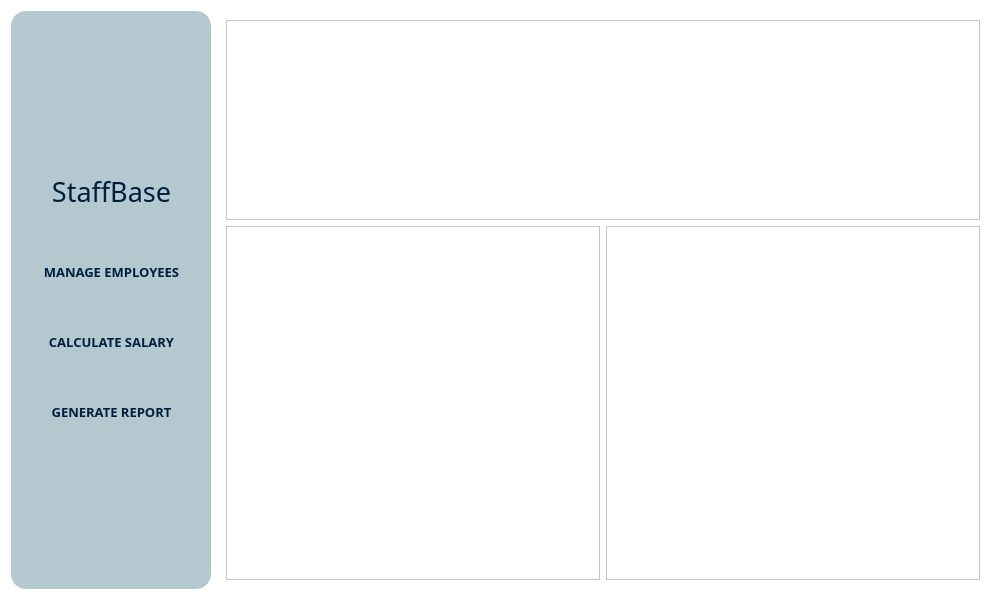
Qt form design/admin_page.ui (vikkyvl/StaffBase) before a commit.
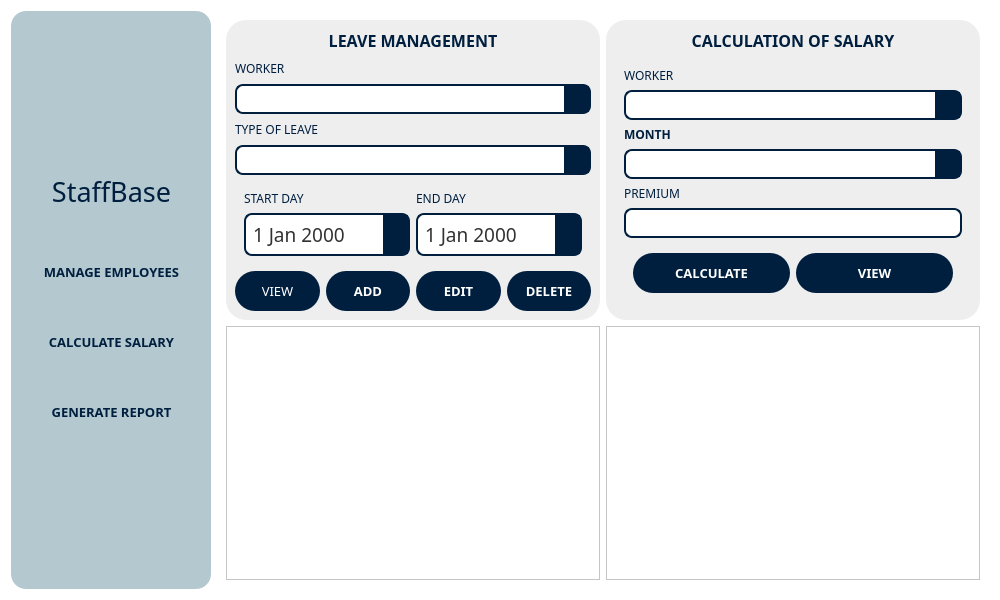
The same form after that commit. The open tabs and pages were chosen to show the change. Icons and pictures are not drawn.

The edit to the form file:
```diff
--- a/design/admin_page.ui
+++ b/design/admin_page.ui
@@ -529,32 +529,958 @@
      </widget>
      <widget class="QWidget" name="calculate_salary_page">
       <layout class="QGridLayout" name="gridLayout_4">
-       <item row="1" column="1">
-        <widget class="QTableWidget" name="worker_salary_tableWidget"/>
-       </item>
-       <item row="1" column="0">
-        <widget class="QTableView" name="worker_leaves_tableView"/>
-       </item>
-       <item row="0" column="0" colspan="2">
+       <item row="0" column="0">
         <widget class="QFrame" name="frame_3">
          <property name="minimumSize">
           <size>
            <width>0</width>
-           <height>200</height>
+           <height>300</height>
           </size>
          </property>
          <property name="maximumSize">
           <size>
            <width>16777215</width>
-           <height>200</height>
+           <height>300</height>
           </size>
          </property>
+         <property name="styleSheet">
+          <string notr="true">background-color: rgb(238, 238, 238);
+border-radius:20px;</string>
+         </property>
          <property name="frameShape">
           <enum>QFrame::StyledPanel</enum>
          </property>
          <property name="frameShadow">
           <enum>QFrame::Raised</enum>
          </property>
+         <layout class="QGridLayout" name="gridLayout_9">
+          <item row="6" column="1">
+           <widget class="QPushButton" name="add_leave_pushButton">
+            <property name="minimumSize">
+             <size>
+              <width>0</width>
+              <height>40</height>
+             </size>
+            </property>
+            <property name="maximumSize">
+             <size>
+              <width>16777215</width>
+              <height>40</height>
+             </size>
+            </property>
+            <property name="font">
+             <font>
+              <family>Caros Black</family>
+              <pointsize>10</pointsize>
+              <weight>75</weight>
+              <bold>true</bold>
+             </font>
+            </property>
+            <property name="styleSheet">
+             <string notr="true">QPushButton{
+background-color: rgb(0, 31, 63);
+border-radius: 20px;
+color: rgb(255, 255, 255);
+}
+
+QPushButton:hover{
+background-color: rgb(58, 109, 140);
+}</string>
+            </property>
+            <property name="text">
+             <string>ADD</string>
+            </property>
+           </widget>
+          </item>
+          <item row="6" column="3">
+           <widget class="QPushButton" name="delete_leave_pushButton">
+            <property name="minimumSize">
+             <size>
+              <width>0</width>
+              <height>40</height>
+             </size>
+            </property>
+            <property name="maximumSize">
+             <size>
+              <width>16777215</width>
+              <height>40</height>
+             </size>
+            </property>
+            <property name="font">
+             <font>
+              <family>Caros Black</family>
+              <pointsize>10</pointsize>
+              <weight>75</weight>
+              <bold>true</bold>
+             </font>
+            </property>
+            <property name="styleSheet">
+             <string notr="true">QPushButton{
+background-color: rgb(0, 31, 63);
+border-radius: 20px;
+color: rgb(255, 255, 255);
+}
+
+QPushButton:hover{
+background-color: rgb(58, 109, 140);
+}</string>
+            </property>
+            <property name="text">
+             <string>DELETE</string>
+            </property>
+           </widget>
+          </item>
+          <item row="6" column="2">
+           <widget class="QPushButton" name="edit_leave_pushButton">
+            <property name="minimumSize">
+             <size>
+              <width>0</width>
+              <height>40</height>
+             </size>
+            </property>
+            <property name="maximumSize">
+             <size>
+              <width>16777215</width>
+              <height>40</height>
+             </size>
+            </property>
+            <property name="font">
+             <font>
+              <family>Caros Black</family>
+              <pointsize>10</pointsize>
+              <weight>75</weight>
+              <bold>true</bold>
+             </font>
+            </property>
+            <property name="styleSheet">
+             <string notr="true">QPushButton{
+background-color: rgb(0, 31, 63);
+border-radius: 20px;
+color: rgb(255, 255, 255);
+}
+
+QPushButton:hover{
+background-color: rgb(58, 109, 140);
+}</string>
+            </property>
+            <property name="text">
+             <string>EDIT</string>
+            </property>
+           </widget>
+          </item>
+          <item row="6" column="0">
+           <widget class="QPushButton" name="view_leave_pushButton">
+            <property name="minimumSize">
+             <size>
+              <width>0</width>
+              <height>4</height>
+             </size>
+            </property>
+            <property name="maximumSize">
+             <size>
+              <width>16777215</width>
+              <height>40</height>
+             </size>
+            </property>
+            <property name="font">
+             <font>
+              <family>Caros Black</family>
+              <pointsize>10</pointsize>
+             </font>
+            </property>
+            <property name="styleSheet">
+             <string notr="true">QPushButton{
+background-color: rgb(0, 31, 63);
+border-radius: 20px;
+color: rgb(255, 255, 255);
+}
+
+QPushButton:hover{
+background-color: rgb(58, 109, 140);
+}</string>
+            </property>
+            <property name="text">
+             <string>VIEW</string>
+            </property>
+           </widget>
+          </item>
+          <item row="5" column="0" colspan="4">
+           <widget class="QFrame" name="frame_12">
+            <property name="frameShape">
+             <enum>QFrame::StyledPanel</enum>
+            </property>
+            <property name="frameShadow">
+             <enum>QFrame::Raised</enum>
+            </property>
+            <layout class="QGridLayout" name="gridLayout_11">
+             <item row="1" column="0">
+              <widget class="QDateEdit" name="start_date_dateEdit">
+               <property name="minimumSize">
+                <size>
+                 <width>0</width>
+                 <height>0</height>
+                </size>
+               </property>
+               <property name="maximumSize">
+                <size>
+                 <width>16777215</width>
+                 <height>16777215</height>
+                </size>
+               </property>
+               <property name="font">
+                <font>
+                 <family>Caros Light</family>
+                 <pointsize>14</pointsize>
+                </font>
+               </property>
+               <property name="styleSheet">
+                <string notr="true">QDateEdit {
+                background-color: rgb(255, 255, 255);
+                border: 2px solid  rgb(0, 31, 63);
+                border-radius: 8px;
+                padding: 5px;
+                font-size: 14pt;
+                color: rgb(50, 50, 50);
+            }
+QDateEdit::drop-down {
+                background-color: rgb(0, 31, 63);
+                border: none;
+                width: 25px;
+            }
+            QDateEdit::down-arrow {
+                image: url(:/img/src/image/chevron_down.png); 
+                width: 12px;
+                height: 12px;
+            }
+            QDateEdit QCalendarWidget {
+                background-color: rgb(240, 240, 240);
+                border: 1px solid rgb(200, 200, 200);
+                font-size: 12pt;
+                color: rgb(0, 0, 0);
+				font: 25 16pt &quot;Caros Light&quot;;
+            }
+            QDateEdit QCalendarWidget QToolButton {
+                color: rgb(0, 31, 63);
+                font-size: 12pt;
+                border: none;
+                margin: 5px;
+                padding: 5px;
+                border-radius: 5px;
+				font: 25 16pt &quot;Caros Light&quot;;
+            }
+            QDateEdit QCalendarWidget QToolButton:hover {
+                background-color: rgb(58, 109, 140);
+				font: 25 16pt &quot;Caros Light&quot;;
+            }
+            QDateEdit QCalendarWidget QTableView {
+                background-color: white;
+                color: black;
+				font: 25 16pt &quot;Caros Light&quot;;
+            }
+QDateEdit QCalendarWidget QTableView:selected {
+                background-color: rgb(0, 122, 204);
+                color: white;
+				font: 25 16pt &quot;Caros Light&quot;;
+ }
+QDateEdit QCalendarWidget QToolButton#qt_calendar_prevmonth  {
+	qproperty-icon: none;
+    image: url(:/img/src/image/Left_Dark.png)
+}
+
+QDateEdit QCalendarWidget QToolButton#qt_calendar_nextmonth {
+	qproperty-icon: none;
+    image: url(:/img/src/image/Right_Dark.png)
+}
+</string>
+               </property>
+               <property name="locale">
+                <locale language="English" country="UnitedStates"/>
+               </property>
+               <property name="minimumDateTime">
+                <datetime>
+                 <hour>0</hour>
+                 <minute>0</minute>
+                 <second>0</second>
+                 <year>1945</year>
+                 <month>9</month>
+                 <day>14</day>
+                </datetime>
+               </property>
+               <property name="calendarPopup">
+                <bool>true</bool>
+               </property>
+              </widget>
+             </item>
+             <item row="1" column="1">
+              <widget class="QDateEdit" name="end_date_dateEdit">
+               <property name="font">
+                <font>
+                 <family>Caros Light</family>
+                 <pointsize>14</pointsize>
+                </font>
+               </property>
+               <property name="styleSheet">
+                <string notr="true">QDateEdit {
+                background-color: rgb(255, 255, 255);
+                border: 2px solid  rgb(0, 31, 63);
+                border-radius: 8px;
+                padding: 5px;
+                font-size: 14pt;
+                color: rgb(50, 50, 50);
+            }
+QDateEdit::drop-down {
+                background-color: rgb(0, 31, 63);
+                border: none;
+                width: 25px;
+            }
+            QDateEdit::down-arrow {
+                image: url(:/img/src/image/chevron_down.png); 
+                width: 12px;
+                height: 12px;
+            }
+            QDateEdit QCalendarWidget {
+                background-color: rgb(240, 240, 240);
+                border: 1px solid rgb(200, 200, 200);
+                font-size: 12pt;
+                color: rgb(0, 0, 0);
+				font: 25 16pt &quot;Caros Light&quot;;
+            }
+            QDateEdit QCalendarWidget QToolButton {
+                color: rgb(0, 31, 63);
+                font-size: 12pt;
+                border: none;
+                margin: 5px;
+                padding: 5px;
+                border-radius: 5px;
+				font: 25 16pt &quot;Caros Light&quot;;
+            }
+            QDateEdit QCalendarWidget QToolButton:hover {
+                background-color: rgb(58, 109, 140);
+				font: 25 16pt &quot;Caros Light&quot;;
+            }
+            QDateEdit QCalendarWidget QTableView {
+                background-color: white;
+                color: black;
+				font: 25 16pt &quot;Caros Light&quot;;
+            }
+QDateEdit QCalendarWidget QTableView:selected {
+                background-color: rgb(0, 122, 204);
+                color: white;
+				font: 25 16pt &quot;Caros Light&quot;;
+ }
+QDateEdit QCalendarWidget QToolButton#qt_calendar_prevmonth  {
+	qproperty-icon: none;
+    image: url(:/img/src/image/Left_Dark.png)
+}
+
+QDateEdit QCalendarWidget QToolButton#qt_calendar_nextmonth {
+	qproperty-icon: none;
+    image: url(:/img/src/image/Right_Dark.png)
+}
+</string>
+               </property>
+               <property name="locale">
+                <locale language="English" country="UnitedStates"/>
+               </property>
+               <property name="minimumDateTime">
+                <datetime>
+                 <hour>0</hour>
+                 <minute>0</minute>
+                 <second>0</second>
+                 <year>1945</year>
+                 <month>9</month>
+                 <day>14</day>
+                </datetime>
+               </property>
+               <property name="calendarPopup">
+                <bool>true</bool>
+               </property>
+              </widget>
+             </item>
+             <item row="0" column="0">
+              <widget class="QLabel" name="label_11">
+               <property name="font">
+                <font>
+                 <family>Caros Black</family>
+                </font>
+               </property>
+               <property name="styleSheet">
+                <string notr="true">color: rgb(0, 31, 63);</string>
+               </property>
+               <property name="text">
+                <string>START DAY</string>
+               </property>
+              </widget>
+             </item>
+             <item row="0" column="1">
+              <widget class="QLabel" name="label_12">
+               <property name="font">
+                <font>
+                 <family>Caros Black</family>
+                </font>
+               </property>
+               <property name="styleSheet">
+                <string notr="true">color: rgb(0, 31, 63);</string>
+               </property>
+               <property name="text">
+                <string>END DAY</string>
+               </property>
+              </widget>
+             </item>
+            </layout>
+           </widget>
+          </item>
+          <item row="4" column="0" colspan="4">
+           <widget class="QComboBox" name="type_leave_comboBox">
+            <property name="minimumSize">
+             <size>
+              <width>0</width>
+              <height>30</height>
+             </size>
+            </property>
+            <property name="maximumSize">
+             <size>
+              <width>16777215</width>
+              <height>30</height>
+             </size>
+            </property>
+            <property name="font">
+             <font>
+              <family>Caros Light</family>
+              <pointsize>14</pointsize>
+             </font>
+            </property>
+            <property name="styleSheet">
+             <string notr="true">QComboBox {
+                background-color: rgb(255, 255, 255);
+                border: 2px solid  rgb(0, 31, 63);
+                border-radius: 8px;
+                padding: 5px;
+                font-size: 14pt;
+                color: rgb(50, 50, 50);
+            }
+            QComboBox::drop-down {
+                background-color: rgb(0, 31, 63);
+                border: none;
+                width: 25px;
+            }
+            QComboBox::down-arrow {
+                image: url(:/img/src/image/chevron_down.png); 
+                width: 12px;
+                height: 12px;
+            }</string>
+            </property>
+            <item>
+             <property name="text">
+              <string/>
+             </property>
+            </item>
+            <item>
+             <property name="text">
+              <string>Sick</string>
+             </property>
+            </item>
+            <item>
+             <property name="text">
+              <string>Vacation</string>
+             </property>
+            </item>
+            <item>
+             <property name="text">
+              <string>Time Off</string>
+             </property>
+            </item>
+           </widget>
+          </item>
+          <item row="3" column="0" colspan="2">
+           <widget class="QLabel" name="label_10">
+            <property name="font">
+             <font>
+              <family>Caros Black</family>
+             </font>
+            </property>
+            <property name="styleSheet">
+             <string notr="true">color: rgb(0, 31, 63);</string>
+            </property>
+            <property name="text">
+             <string>TYPE OF LEAVE</string>
+            </property>
+           </widget>
+          </item>
+          <item row="2" column="0" colspan="4">
+           <widget class="QComboBox" name="worker_leave_comboBox">
+            <property name="minimumSize">
+             <size>
+              <width>0</width>
+              <height>30</height>
+             </size>
+            </property>
+            <property name="maximumSize">
+             <size>
+              <width>16777215</width>
+              <height>30</height>
+             </size>
+            </property>
+            <property name="font">
+             <font>
+              <family>Caros Light</family>
+              <pointsize>14</pointsize>
+             </font>
+            </property>
+            <property name="styleSheet">
+             <string notr="true">QComboBox {
+                background-color: rgb(255, 255, 255);
+                border: 2px solid  rgb(0, 31, 63);
+                border-radius: 8px;
+                padding: 5px;
+                font-size: 14pt;
+                color: rgb(50, 50, 50);
+            }
+            QComboBox::drop-down {
+                background-color: rgb(0, 31, 63);
+                border: none;
+                width: 25px;
+            }
+            QComboBox::down-arrow {
+                image: url(:/img/src/image/chevron_down.png); 
+                width: 12px;
+                height: 12px;
+            }</string>
+            </property>
+           </widget>
+          </item>
+          <item row="1" column="0" colspan="2">
+           <widget class="QLabel" name="label_9">
+            <property name="font">
+             <font>
+              <family>Caros Black</family>
+             </font>
+            </property>
+            <property name="styleSheet">
+             <string notr="true">color: rgb(0, 31, 63);</string>
+            </property>
+            <property name="text">
+             <string>WORKER</string>
+            </property>
+           </widget>
+          </item>
+          <item row="0" column="0" colspan="4">
+           <widget class="QLabel" name="label_7">
+            <property name="font">
+             <font>
+              <family>Caros Black</family>
+              <pointsize>12</pointsize>
+              <weight>75</weight>
+              <bold>true</bold>
+             </font>
+            </property>
+            <property name="styleSheet">
+             <string notr="true">color: rgb(0, 31, 63);</string>
+            </property>
+            <property name="text">
+             <string>LEAVE MANAGEMENT</string>
+            </property>
+            <property name="alignment">
+             <set>Qt::AlignCenter</set>
+            </property>
+           </widget>
+          </item>
+         </layout>
+        </widget>
+       </item>
+       <item row="2" column="1">
+        <widget class="QTableWidget" name="worker_salary_tableWidget">
+         <property name="styleSheet">
+          <string notr="true">border-color: rgb(0, 31, 63);</string>
+         </property>
+        </widget>
+       </item>
+       <item row="2" column="0">
+        <widget class="QTableView" name="worker_leaves_tableView">
+         <property name="styleSheet">
+          <string notr="true">border-color: rgb(0, 31, 63);</string>
+         </property>
+        </widget>
+       </item>
+       <item row="0" column="1">
+        <widget class="QFrame" name="frame_11">
+         <property name="styleSheet">
+          <string notr="true">background-color: rgb(238, 238, 238);
+border-radius:20px;</string>
+         </property>
+         <property name="frameShape">
+          <enum>QFrame::StyledPanel</enum>
+         </property>
+         <property name="frameShadow">
+          <enum>QFrame::Raised</enum>
+         </property>
+         <layout class="QGridLayout" name="gridLayout_10">
+          <item row="1" column="0">
+           <widget class="QFrame" name="frame_14">
+            <property name="frameShape">
+             <enum>QFrame::StyledPanel</enum>
+            </property>
+            <property name="frameShadow">
+             <enum>QFrame::Raised</enum>
+            </property>
+            <layout class="QGridLayout" name="gridLayout_14">
+             <item row="0" column="0">
+              <widget class="QLabel" name="label_20">
+               <property name="font">
+                <font>
+                 <family>Caros Black</family>
+                </font>
+               </property>
+               <property name="styleSheet">
+                <string notr="true">color: rgb(0, 31, 63);</string>
+               </property>
+               <property name="text">
+                <string>WORKER</string>
+               </property>
+              </widget>
+             </item>
+             <item row="1" column="0" colspan="2">
+              <widget class="QComboBox" name="worker_salary_comboBox">
+               <property name="minimumSize">
+                <size>
+                 <width>0</width>
+                 <height>30</height>
+                </size>
+               </property>
+               <property name="maximumSize">
+                <size>
+                 <width>16777215</width>
+                 <height>30</height>
+                </size>
+               </property>
+               <property name="font">
+                <font>
+                 <family>Caros Light</family>
+                 <pointsize>14</pointsize>
+                </font>
+               </property>
+               <property name="styleSheet">
+                <string notr="true">QComboBox {
+                background-color: rgb(255, 255, 255);
+                border: 2px solid  rgb(0, 31, 63);
+                border-radius: 8px;
+                padding: 5px;
+                font-size: 14pt;
+                color: rgb(50, 50, 50);
+            }
+            QComboBox::drop-down {
+                background-color: rgb(0, 31, 63);
+                border: none;
+                width: 25px;
+            }
+            QComboBox::down-arrow {
+                image: url(:/img/src/image/chevron_down.png); 
+                width: 12px;
+                height: 12px;
+            }</string>
+               </property>
+              </widget>
+             </item>
+             <item row="3" column="0" colspan="2">
+              <widget class="QComboBox" name="month_comboBox">
+               <property name="minimumSize">
+                <size>
+                 <width>0</width>
+                 <height>30</height>
+                </size>
+               </property>
+               <property name="maximumSize">
+                <size>
+                 <width>16777215</width>
+                 <height>30</height>
+                </size>
+               </property>
+               <property name="font">
+                <font>
+                 <family>Caros Light</family>
+                 <pointsize>14</pointsize>
+                </font>
+               </property>
+               <property name="styleSheet">
+                <string notr="true">QComboBox {
+                background-color: rgb(255, 255, 255);
+                border: 2px solid  rgb(0, 31, 63);
+                border-radius: 8px;
+                padding: 5px;
+                font-size: 14pt;
+                color: rgb(50, 50, 50);
+            }
+            QComboBox::drop-down {
+                background-color: rgb(0, 31, 63);
+                border: none;
+                width: 25px;
+            }
+            QComboBox::down-arrow {
+                image: url(:/img/src/image/chevron_down.png); 
+                width: 12px;
+                height: 12px;
+            }</string>
+               </property>
+               <item>
+                <property name="text">
+                 <string/>
+                </property>
+               </item>
+               <item>
+                <property name="text">
+                 <string>January</string>
+                </property>
+               </item>
+               <item>
+                <property name="text">
+                 <string>February</string>
+                </property>
+               </item>
+               <item>
+                <property name="text">
+                 <string>March</string>
+                </property>
+               </item>
+               <item>
+                <property name="text">
+                 <string>April</string>
+                </property>
+               </item>
+               <item>
+                <property name="text">
+                 <string>May</string>
+                </property>
+               </item>
+               <item>
+                <property name="text">
+                 <string>June</string>
+                </property>
+               </item>
+               <item>
+                <property name="text">
+                 <string>July</string>
+                </property>
+               </item>
+               <item>
+                <property name="text">
+                 <string>August</string>
+                </property>
+               </item>
+               <item>
+                <property name="text">
+                 <string>September</string>
+                </property>
+               </item>
+               <item>
+                <property name="text">
+                 <string>October</string>
+                </property>
+               </item>
+               <item>
+                <property name="text">
+                 <string>November</string>
+                </property>
+               </item>
+               <item>
+                <property name="text">
+                 <string>December</string>
+                </property>
+               </item>
+              </widget>
+             </item>
+             <item row="5" column="0" colspan="2">
+              <widget class="QLineEdit" name="premium_lineEdit">
+               <property name="minimumSize">
+                <size>
+                 <width>0</width>
+                 <height>30</height>
+                </size>
+               </property>
+               <property name="maximumSize">
+                <size>
+                 <width>16777215</width>
+                 <height>30</height>
+                </size>
+               </property>
+               <property name="font">
+                <font>
+                 <family>Caros Light</family>
+                 <pointsize>10</pointsize>
+                </font>
+               </property>
+               <property name="styleSheet">
+                <string notr="true"> background-color: rgb(255, 255, 255);
+border: 2px solid  rgb(0, 31, 63);
+ border-radius: 8px;
+padding: 5px;
+font-size: 10pt;
+color: rgb(50, 50, 50);</string>
+               </property>
+              </widget>
+             </item>
+             <item row="2" column="0">
+              <widget class="QLabel" name="label_21">
+               <property name="font">
+                <font>
+                 <family>Caros Black</family>
+                 <weight>75</weight>
+                 <bold>true</bold>
+                </font>
+               </property>
+               <property name="styleSheet">
+                <string notr="true">color: rgb(0, 31, 63);</string>
+               </property>
+               <property name="text">
+                <string>MONTH</string>
+               </property>
+              </widget>
+             </item>
+             <item row="4" column="0">
+              <widget class="QLabel" name="label_22">
+               <property name="font">
+                <font>
+                 <family>Caros Black</family>
+                </font>
+               </property>
+               <property name="styleSheet">
+                <string notr="true">color: rgb(0, 31, 63);</string>
+               </property>
+               <property name="text">
+                <string>PREMIUM</string>
+               </property>
+              </widget>
+             </item>
+             <item row="6" column="0" colspan="2">
+              <widget class="QFrame" name="frame_15">
+               <property name="frameShape">
+                <enum>QFrame::StyledPanel</enum>
+               </property>
+               <property name="frameShadow">
+                <enum>QFrame::Raised</enum>
+               </property>
+               <layout class="QGridLayout" name="gridLayout_15">
+                <item row="0" column="0">
+                 <widget class="QPushButton" name="calculate_pushButton">
+                  <property name="minimumSize">
+                   <size>
+                    <width>0</width>
+                    <height>40</height>
+                   </size>
+                  </property>
+                  <property name="maximumSize">
+                   <size>
+                    <width>16777215</width>
+                    <height>40</height>
+                   </size>
+                  </property>
+                  <property name="font">
+                   <font>
+                    <family>Caros Black</family>
+                    <pointsize>10</pointsize>
+                    <weight>75</weight>
+                    <bold>true</bold>
+                   </font>
+                  </property>
+                  <property name="styleSheet">
+                   <string notr="true">QPushButton{
+background-color: rgb(0, 31, 63);
+border-radius: 20px;
+color: rgb(255, 255, 255);
+}
+
+QPushButton:hover{
+background-color: rgb(58, 109, 140);
+}</string>
+                  </property>
+                  <property name="text">
+                   <string>CALCULATE</string>
+                  </property>
+                 </widget>
+                </item>
+                <item row="0" column="1">
+                 <widget class="QPushButton" name="view_salary_pushButton">
+                  <property name="minimumSize">
+                   <size>
+                    <width>0</width>
+                    <height>40</height>
+                   </size>
+                  </property>
+                  <property name="maximumSize">
+                   <size>
+                    <width>16777215</width>
+                    <height>40</height>
+                   </size>
+                  </property>
+                  <property name="font">
+                   <font>
+                    <family>Caros Black</family>
+                    <pointsize>10</pointsize>
+                    <weight>75</weight>
+                    <bold>true</bold>
+                   </font>
+                  </property>
+                  <property name="styleSheet">
+                   <string notr="true">QPushButton{
+background-color: rgb(0, 31, 63);
+border-radius: 20px;
+color: rgb(255, 255, 255);
+}
+
+QPushButton:hover{
+background-color: rgb(58, 109, 140);
+}</string>
+                  </property>
+                  <property name="locale">
+                   <locale language="English" country="UnitedStates"/>
+                  </property>
+                  <property name="text">
+                   <string>VIEW</string>
+                  </property>
+                 </widget>
+                </item>
+               </layout>
+              </widget>
+             </item>
+            </layout>
+           </widget>
+          </item>
+          <item row="0" column="0">
+           <widget class="QLabel" name="label_8">
+            <property name="minimumSize">
+             <size>
+              <width>0</width>
+              <height>23</height>
+             </size>
+            </property>
+            <property name="maximumSize">
+             <size>
+              <width>16777215</width>
+              <height>23</height>
+             </size>
+            </property>
+            <property name="font">
+             <font>
+              <family>Caros Black</family>
+              <pointsize>12</pointsize>
+              <weight>75</weight>
+              <bold>true</bold>
+             </font>
+            </property>
+            <property name="toolTip">
+             <string/>
+            </property>
+            <property name="styleSheet">
+             <string notr="true">color: rgb(0, 31, 63);</string>
+            </property>
+            <property name="text">
+             <string>CALCULATION OF SALARY</string>
+            </property>
+            <property name="alignment">
+             <set>Qt::AlignCenter</set>
+            </property>
+           </widget>
+          </item>
+         </layout>
         </widget>
        </item>
       </layout>
```
Left out of the diff: 798 changed lines with no effect on the pictures.
